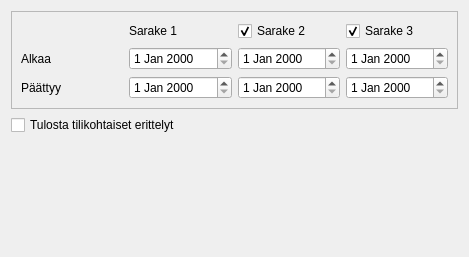
First picture: the form in kitupiikki/raportti/muokattavaraportti.ui, repository artoh/kitupiikki, before the edit.
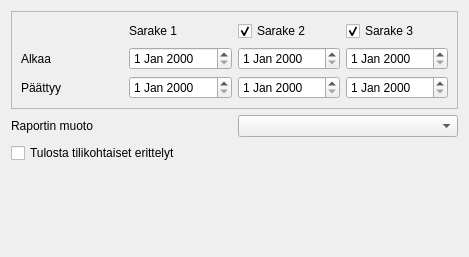
Second picture: the form after the edit.

Commit message: #140 Raporttisivun listalla

Patch:
```diff
--- a/kitupiikki/raportti/muokattavaraportti.ui
+++ b/kitupiikki/raportti/muokattavaraportti.ui
@@ -107,6 +107,23 @@
      </layout>
     </widget>
    </item>
+   <item>
+    <layout class="QHBoxLayout" name="horizontalLayout">
+     <item>
+      <widget class="QLabel" name="label_2">
+       <property name="text">
+        <string>Raportin muoto</string>
+       </property>
+       <property name="buddy">
+        <cstring>muotoCombo</cstring>
+       </property>
+      </widget>
+     </item>
+     <item>
+      <widget class="QComboBox" name="muotoCombo"/>
+     </item>
+    </layout>
+   </item>
    <item>
     <widget class="QCheckBox" name="erittelyCheck">
      <property name="text">
```
The commit also changes 1 other file.
